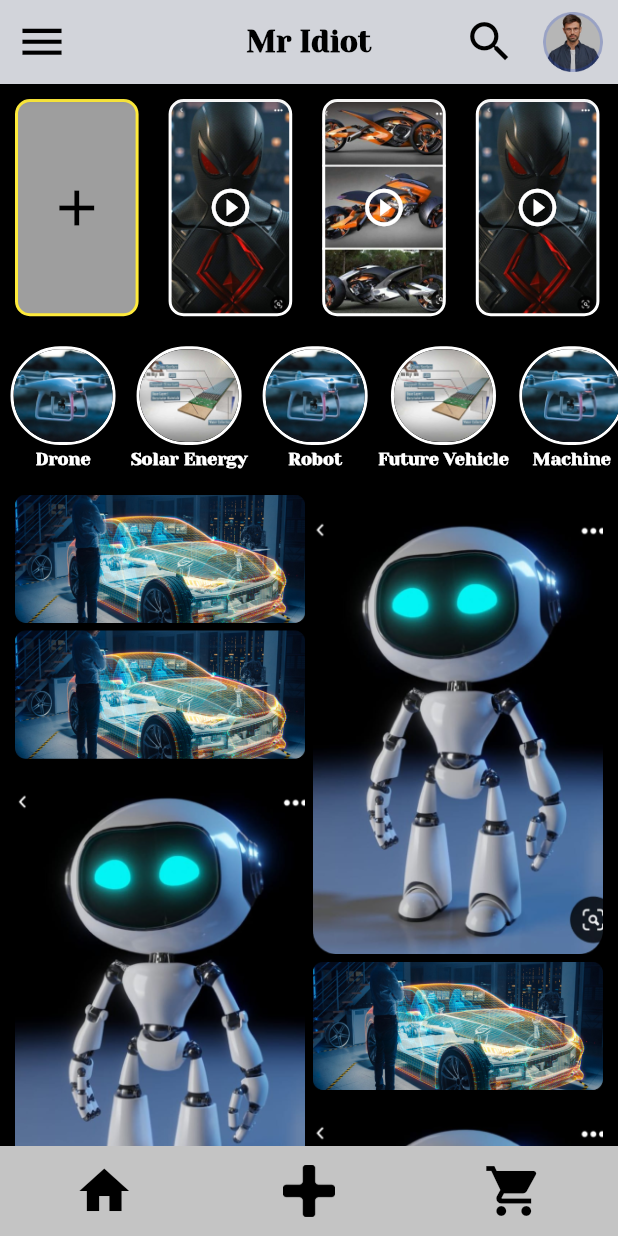
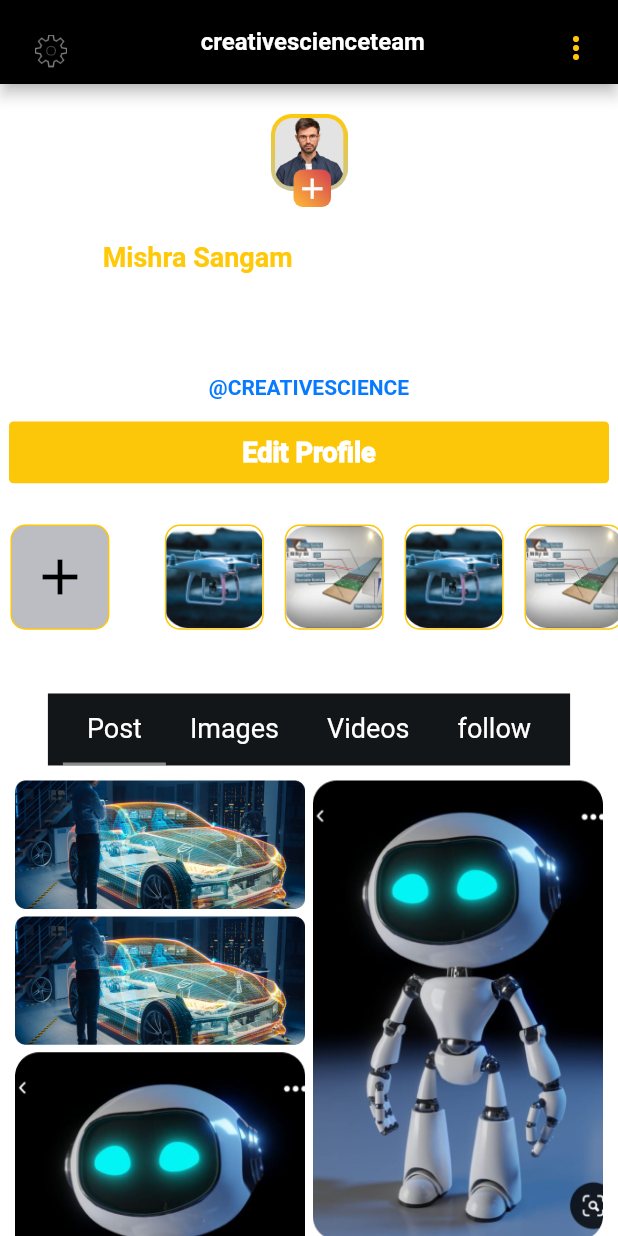
Before and after one commit to mridiotcreative/MrIdiotApp, a Flutter app: the ScreenOtp screen opened directly, after a tap on "NEXT", on a phone screen of 412 x 824 dp. Run offline on Flutter 3.47's test engine with Material 2 defaults, Android fonts, the phone set to English and light mode, and no system bars; our stand-ins replace chewie, otp_text_field, video_player.

Commit message:
Created Profile UI.

```diff
--- a/lib/views/otp_view.dart
+++ b/lib/views/otp_view.dart
@@ -1,5 +1,6 @@
 import 'package:flutter/cupertino.dart';
 import 'package:flutter/material.dart';
+import 'package:mr_idiot_app/views/profile_view.dart';
 import 'package:otp_text_field/otp_text_field.dart';
 import 'package:otp_text_field/style.dart';
 
@@ -90,7 +91,8 @@ class _ScreenOtpState extends State<ScreenOtp> {
               onTap: (){
                 Navigator.push(
                   context,
-                  MaterialPageRoute(builder: (context) => const HomeView()),
+                  //MaterialPageRoute(builder: (context) => const HomeView()),
+                  MaterialPageRoute(builder: (context) => const ProfileView()),
                 );
               },
               child: Container(
--- /dev/null
+++ b/lib/views/profile_view.dart
@@ -0,0 +1,480 @@
+import 'package:flutter/material.dart';
+import 'package:flutter_staggered_grid_view/flutter_staggered_grid_view.dart';
+import 'package:mr_idiot_app/views/photopost_view.dart';
+import 'package:mr_idiot_app/views/stories_view.dart';
+
+class ProfileView extends StatefulWidget {
+  const ProfileView({Key? key}) : super(key: key);
+
+  @override
+  _ProfileViewState createState() => _ProfileViewState();
+}
+
+class _ProfileViewState extends State<ProfileView> {
+
+  List<String> filterImage = [
+    "assets/images/home/f1.png",
+    "assets/images/home/f2.png",
+    "assets/images/home/f1.png",
+    "assets/images/home/f2.png",
+    "assets/images/home/f1.png",
+    "assets/images/home/f2.png",
+    "assets/images/home/f1.png",
+    "assets/images/home/f2.png",
+    "assets/images/home/f1.png",
+    "assets/images/home/f2.png",
+  ];
+  List<String> postImage = [
+    "assets/images/home/p1.png",
+    "assets/images/home/p2.png",
+    "assets/images/home/p1.png",
+    "assets/images/home/p2.png",
+    "assets/images/home/p1.png",
+    "assets/images/home/p2.png",
+    "assets/images/home/p1.png",
+    "assets/images/home/p2.png",
+    "assets/images/home/p3.png",
+    "assets/images/home/p2.png",
+    "assets/images/home/p4.png",
+    "assets/images/home/p1.png",
+    "assets/images/home/p2.png",
+    "assets/images/home/p3.png",
+    "assets/images/home/p4.png",
+    "assets/images/home/p4.png",
+  ];
+
+  int? tabs=0;
+
+  @override void initState() {
+    // TODO: implement initState
+    super.initState();
+
+  }
+  @override
+  Widget build(BuildContext context) {
+    return Scaffold(
+      backgroundColor: Colors.white.withOpacity(0.1),
+      appBar: AppBar(
+        backgroundColor: Colors.black,
+        automaticallyImplyLeading: false,
+        // leading:  Image.asset("assets/images/setting.png",),
+        // centerTitle: true,
+        // title: const Text("creativescienceteam",
+        //   textAlign: TextAlign.center,
+        //   maxLines: 1,
+        //   overflow: TextOverflow.ellipsis,
+        //   style: TextStyle(
+        //       color: Colors.white,
+        //       fontSize: 16  ,
+        //       fontFamily: "Roboto",
+        //       fontWeight: FontWeight.w700
+        //   ),),
+        // actions: [
+        //   IconButton(
+        //     onPressed: (){},
+        //     icon: const Icon(Icons.more_vert_outlined,
+        //       color: Color(0xffFFC909),
+        //       size: 25,
+        //     ),
+        //   )
+        // ],
+        title: Container(
+          color: Colors.transparent,
+          child: Padding(
+            padding: const EdgeInsets.only(left: 5.0),
+            child: Row(
+              mainAxisAlignment: MainAxisAlignment.spaceBetween,
+              children: [
+                const Padding(
+                  padding: EdgeInsets.only(top: 12.0,left: 2),
+                  child:  Image(image: AssetImage("assets/images/setting.png"),
+                  height: 22,width: 22,),
+                ) ,
+                SizedBox(
+                  width: MediaQuery.of(context).size.width*0.37,
+                  child: const Text("creativescienceteam",
+                    textAlign: TextAlign.center,
+                    maxLines: 1,
+                    overflow: TextOverflow.ellipsis,
+                    style: TextStyle(
+                        color: Colors.white,
+                        fontSize: 16  ,
+                        fontFamily: "Roboto",
+                        fontWeight: FontWeight.w700
+                    ),),
+                ),
+                const Padding(
+                  padding: EdgeInsets.only(top: 8.0),
+                  child: Icon(Icons.more_vert_outlined,color: Color(0xffFFC909),),
+                )
+              ],
+            ),
+          ),
+        ),
+      ),
+      body: SafeArea(
+        child: SingleChildScrollView(
+          child: Column(
+            children: [
+              Padding(
+                padding: const EdgeInsets.only(top: 20.0),
+                child: Row(
+                  mainAxisAlignment: MainAxisAlignment.center,
+                  children: [
+                    Column(
+                      crossAxisAlignment: CrossAxisAlignment.center,
+                      children:const[
+                        Text("46.4k",style: TextStyle(
+                            color: Colors.white,
+                            fontSize: 16  ,
+                            fontFamily: "Roboto",
+                            fontWeight: FontWeight.bold
+
+                        ),),
+                        Text("Followers",style: TextStyle(
+                            color: Color(0xffFFFFFF),
+                            fontSize: 13  ,
+                            fontFamily: "Roboto",
+                            fontWeight: FontWeight.w100
+
+                        ),),
+                      ],
+                    ),
+                    ///Center profile Image
+                    // Container(
+                    //   width: 56,
+                    //   height: 56,
+                    //   alignment: Alignment.center,
+                    //   decoration: const BoxDecoration(
+                    //       borderRadius: BorderRadius.all(Radius.circular(10)),
+                    //       gradient: LinearGradient(
+                    //           begin: Alignment.topRight,
+                    //           end: Alignment.bottomRight,
+                    //           colors: [
+                    //             Color(0xffFFC908),
+                    //             Color(0xffC8C69B),
+                    //           ])),
+                    //   child: Container(
+                    //     width: 51,
+                    //     height: 51,
+                    //     decoration: const BoxDecoration(
+                    //       borderRadius: BorderRadius.all(Radius.circular(10)),
+                    //       color: Colors.white,
+                    //     ),
+                    //     alignment: Alignment.center,
+                    //     child: Image.asset("asset/images/profile.png"),
+                    //   ),
+                    // ),
+                    Container(
+                      height: 65,
+                      color: Colors.transparent,
+                      child: Stack(
+                        children: [
+                          Padding(
+                            padding: const EdgeInsets.only( left: 15.0,right: 15),
+                            child: Container(
+                              width: 51,
+                              height: 51,
+                              alignment: Alignment.center,
+                              child: Image.asset("assets/images/profile1.png"),
+                            ),
+                          ),
+                          Positioned(
+                              top:37,
+                              left: 30,
+                              child: Container(
+                                height: 25,
+                                width: 25,
+                                decoration: BoxDecoration(
+                                  borderRadius: BorderRadius.circular(6),
+                                  gradient: const LinearGradient(
+                                    begin: Alignment.topRight,
+                                    end: Alignment.bottomLeft,
+                                    colors: [
+                                      Color(0xffD43F51),
+                                      Color(0xffFFBB37),
+                                    ]
+                                  )
+                                ),
+                                child: const Align(
+                                  alignment: Alignment.center,
+                                  child:Icon(Icons.add,color: Colors.white,size: 23,),
+
+                              ),
+                            )
+                          )
+                        ],
+                      ),
+                    ),
+                    Column(
+                      crossAxisAlignment: CrossAxisAlignment.center,
+                      children:const[
+                        Text("142",style: TextStyle(
+                            color: Colors.white,
+                            fontSize: 16  ,
+                            fontFamily: "Roboto",
+                            fontWeight: FontWeight.bold
+
+                        ),),
+                        Text("Following",style: TextStyle(
+                            color: Color(0xffFFFFFF),
+                            fontSize: 13  ,
+                            fontFamily: "Roboto",
+                            fontWeight: FontWeight.w100
+
+                        ),),
+                      ],
+                    ),
+                  ],
+                ),
+              ),
+              Container(
+                margin: const EdgeInsets.only(top: 20,right: 20),
+                child:  IntrinsicHeight(
+                  child: Row(
+                    mainAxisAlignment: MainAxisAlignment.center,
+                    children:  const[
+                      Text("Mishra Sangam",
+                          style: TextStyle(
+                              color: Color(0xffFFC909),
+                              fontSize: 18  ,
+                              fontFamily: "Roboto",
+                              fontWeight: FontWeight.w700
+                          )
+                      ),
+                      Padding(
+                        padding: EdgeInsets.only(left: 8.0,right: 8),
+                        child: VerticalDivider(
+                          color: Colors.white,
+                          thickness: 1,
+                        ),
+                      ),
+                      Text("Engineering",
+                          style: TextStyle(
+                              color: Color(0xffFFFFFF),
+                              fontSize: 18  ,
+                              fontFamily: "Roboto",
+                              fontWeight: FontWeight.w700
+                          )
+                      ),
+                    ],
+                  ),
+                ),
+              ),
+              const Padding(
+                padding: EdgeInsets.only(top: 15.0,left: 12,right: 12),
+                child: Text("Hello! This is Sangam here from team Creative Science.we always try to make something new and creative Thanks for your support.From mishra sangam",
+                  textAlign: TextAlign.center,
+                  style: TextStyle(
+                    fontFamily: "Roboto",
+                    fontWeight: FontWeight.w600,
+                    color: Color(0xffFFFFFF),
+                    fontSize: 14
+                  ),
+                ),
+              ),
+              const Padding(
+                padding: EdgeInsets.only(top:5.0),
+                child: Text("@CREATIVESCIENCE",
+                  textAlign: TextAlign.center,
+                  style: TextStyle(
+                      fontFamily: "Roboto",
+                      fontWeight: FontWeight.w600,
+                      color: Color(0xff087AFF),
+                      fontSize: 14
+                  ),
+                ),
+              ),
+              Padding(
+                padding:const EdgeInsets.only(left: 6.0,right:6.0,top: 15),
+                child: Container(
+                  height: MediaQuery.of(context).size.height*0.05,
+                  decoration: BoxDecoration(
+                    color: Color(0xffFCC609),
+                    borderRadius: BorderRadius.circular(3),
+                  ),
+                  child: const Center(
+                    child: Text("Edit Profile",
+                      style: TextStyle(
+                        fontWeight: FontWeight.w900,
+                        fontFamily: "Roboto",
+                        fontSize: 18,
+                        color:Color(0xffFFFFFF)
+                      ),
+                    ),
+                  ),
+                ),
+              ),
+              Container(
+                margin: const EdgeInsets.only(top: 5),
+                height: MediaQuery.of(context).size.height*0.13,
+                child: ListView.builder(
+                  itemCount: filterImage.length,
+                  scrollDirection: Axis.horizontal,
+                  itemBuilder: (context,index){
+                    return Row(
+                      children: [
+                        index ==0 ? Container(
+                          margin: const EdgeInsets.only(left:7,top:10,right:30,bottom: 2),
+                          decoration: BoxDecoration(
+                            color: Color(0xffBBBDC2),
+                            border: Border.all(
+                                color: Color(0xffFCC609),
+                                width: 1
+                            ),
+                            borderRadius: BorderRadius.circular(10),
+                          ),
+                          height: MediaQuery.of(context).size.height*0.085,
+                          width: MediaQuery.of(context).size.width*0.16,
+                          child: Icon(Icons.add,color: Colors.black,size: 40,),
+                        ):SizedBox(),
+                        Container(
+                            margin: const EdgeInsets.only(left:7,top:10,right:7,bottom: 2),
+                            decoration: BoxDecoration(
+                              border: Border.all(
+                                  color: Color(0xffFCC609),
+                                  width: 1
+                              ),
+                              borderRadius: BorderRadius.circular(10),
+                            ),
+                            height: MediaQuery.of(context).size.height*0.085,
+                            width: MediaQuery.of(context).size.width*0.16,
+                            child: ClipRRect(
+                              child: Image.asset(
+                                filterImage[index],
+                                fit: BoxFit.cover,
+                              ),
+                              borderRadius: BorderRadius.circular(10),
+                            )
+                        ),
+                      ],
+                    );
+                  },
+                ),
+              ),
+              Padding(
+                padding: const EdgeInsets.only(left: 30.0,right: 30.0,top: 0),
+                child: Center(
+                  child: Divider(
+                    color: Colors.white.withOpacity(0.6),
+                    thickness: 1,
+                  ),
+                ),
+              ),
+              // const TabBar(
+              //   unselectedLabelColor: Colors.white,
+              //   labelColor: Colors.amber,
+              //   tabs: [
+              //     Text("Post"),
+              //     Text("Post"),
+              //     Text("Post"),
+              //   ],
+              //   controller: tabController,
+              //   indicatorColor: Colors.white,
+              //   indicatorSize: TabBarIndicatorSize.tab,
+              // )
+              Container(
+                margin: EdgeInsets.only(top: 12),
+                color: const Color(0xff131618),
+                child:  Padding(
+                  padding:  const EdgeInsets.only(top: 0.0,right: 10,left: 10),
+                  child:  DefaultTabController(
+                    length: 4,
+                    child:TabBar(
+                      isScrollable: true,
+                      indicator: UnderlineTabIndicator(
+                        borderSide: BorderSide(
+                            width: 2.0, color: Colors.white.withOpacity(0.5)),
+                      ),
+                      tabs: const [
+                        Tab(
+                         child: Text("Post",style: TextStyle(
+                           color: Color(0xffFFFFFF),
+                           fontFamily: "Roboto",
+                           fontWeight: FontWeight.w500,
+                           fontSize: 18
+                          ),
+                         ),
+                        ),
+                        Tab(
+                          child: Text("Images",style: TextStyle(
+                              color: Color(0xffFFFFFF),
+                              fontFamily: "Roboto",
+                              fontWeight: FontWeight.w500,
+                              fontSize: 18
+                          ),
+                          ),
+                        ),
+                        Tab(
+                          child: Text("Videos",style: TextStyle(
+                              color: Color(0xffFFFFFF),
+                              fontFamily: "Roboto",
+                              fontWeight: FontWeight.w500,
+                              fontSize: 18
+                          ),
+                          ),
+                        ),
+                        Tab(
+                          child: Text("follow",style: TextStyle(
+                              color: Color(0xffFFFFFF),
+                              fontFamily: "Roboto",
+                              fontWeight: FontWeight.w500,
+                              fontSize: 18
+                          ),
+                          ),
+                        ),
+                      ],
+                      onTap: (int index){
+                        setState(() {
+                          tabs= index;
+                        });
+                      },
+                    ),
+                  ),
+                ),
+              ),
+             Container(
+               child:  Container(
+                 height: postImage.length*100,
+                 child: MasonryGridView.count(
+                   physics: NeverScrollableScrollPhysics(),
+                   padding: const EdgeInsets.all(10),
+                   crossAxisCount: 2,
+                   mainAxisSpacing: 5,
+                   crossAxisSpacing: 5,
+                   itemCount: postImage.length,
+                   itemBuilder: (context, index) {
+                     return InkWell(
+                       onTap: (){
+                         setState(() {
+                           Navigator.push(context, MaterialPageRoute(builder: (builder)=> const PhotoPodtView()));
+                         });
+                       },
+                       child: Container(
+                         width: MediaQuery
+                             .of(context)
+                             .size
+                             .width,
+                         decoration: const BoxDecoration(
+                           color: Colors.transparent,
+                           borderRadius: BorderRadius.all(
+                               Radius.circular(15)),
+                         ),
+                         child: ClipRRect(
+                           borderRadius: const BorderRadius.all(
+                               Radius.circular(2)),
+                           child: Image.asset(postImage[index], fit: BoxFit.cover,),
+                         ),
+                       ),
+                     );
+                   },
+                 ),
+               ),
+             )
+            ],
+          ),
+        ),
+      ),
+    );
+  }
+}
```
Also changed, not shown: assets/images/add.png (added), assets/images/profile1.png (added), assets/images/setting.png (added).
